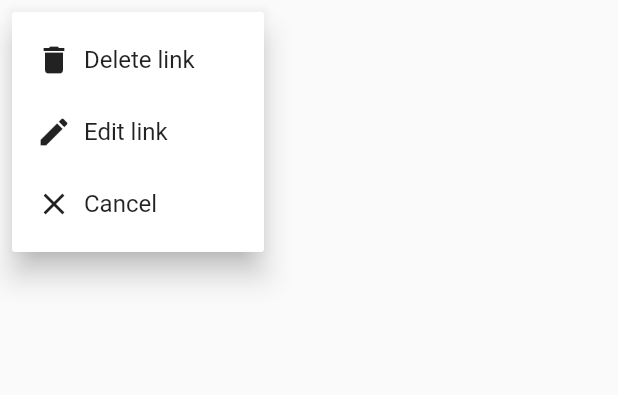
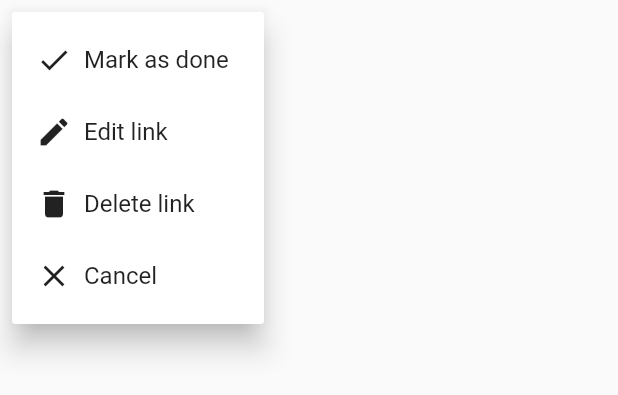
Before and after one commit to valentinavolgina2/links_app, a Flutter app: the LinkPopupMenu widget shown alone on an empty page, opened directly with empty values, after a tap on the "more vert" icon, on a phone screen of 412 x 824 dp. Shown: the top 395 px of the screen. Run offline on Flutter 3.47's test engine with Material 2 defaults, Android fonts, the phone set to English and light mode, and no system bars; our stand-ins replace firebase_auth, firebase_core, firebase_database, google_sign_in, shared_preferences, string_validator; accounts and stored records are empty; network calls fail; statements that could not run were skipped.

Commit message:
Added complete to link model

```diff
--- a/lib/model/link.dart
+++ b/lib/model/link.dart
@@ -4,27 +4,32 @@ const String tableLink = 'link';
 const String columnId = 'id';
 const String columnURL = 'url';
 const String columnName = 'name';
+const String columnCompleted = 'completed';
 const String columnList = 'list_id';
 
 class Link {
   final String id;
   String url;
   String name;
+  bool completed;
   final String listId;
 
   Link(
       {this.id = '',
       required this.name,
       required this.url,
+      this.completed = false,
       required this.listId});
 
   Link.fromSnapshot({required DataSnapshot snapshot, required this.listId})
       : id = snapshot.key!,
         url = ((snapshot.value!) as Map<String, dynamic>)[columnURL]!,
-        name = ((snapshot.value!) as Map<String, dynamic>)[columnName]!;
+        name = ((snapshot.value!) as Map<String, dynamic>)[columnName]!,
+        completed = ((snapshot.value!) as Map<String, dynamic>)[columnCompleted]!;
 
   void updateFromSnapshot(DataSnapshot snapshot) {
     url = ((snapshot.value!) as Map<String, dynamic>)[columnURL]!;
     name = ((snapshot.value!) as Map<String, dynamic>)[columnName]!;
+    completed = ((snapshot.value!) as Map<String, dynamic>)[columnCompleted]!;
   }
 }
--- a/lib/widgets/link.dart
+++ b/lib/widgets/link.dart
@@ -26,7 +26,8 @@ class LinkContainer extends StatelessWidget {
       if (await canLaunchUrl(uri)) {
         await launchUrl(uri);
       } else {
-      SystemMessage.showError(context: context, message: 'Could not launch $url');
+        SystemMessage.showError(
+            context: context, message: 'Could not launch $url');
         debugPrint('Could not launch $url');
       }
     }
@@ -45,6 +46,8 @@ class LinkContainer extends StatelessWidget {
           ),
         ),
         child: ListTile(
+          leading: link.completed
+            ? const Icon(Icons.done) : null,
           title: Text(
             link.name,
             style: textStyle,
@@ -177,7 +180,8 @@ class LinkPopupMenu extends StatelessWidget {
                                             link: link,
                                             newName:
                                                 editLinkNameController.text,
-                                            newUrl: editLinkUrlController.text);
+                                            newUrl: editLinkUrlController.text,
+                                            completed: link.completed);
                                         Navigator.of(context).pop();
 
                                         SystemMessage.showSuccess(
@@ -206,9 +210,9 @@ class LinkPopupMenu extends StatelessWidget {
           value: 1,
           child: Row(
             children: [
-              const Icon(Icons.delete),
+              const Icon(Icons.done),
               SizedBox(width: AppSizes.small),
-              const Text("Delete link")
+              link.completed ? const Text("Mark as not done") : const Text("Mark as done")
             ],
           ),
         ),
@@ -226,6 +230,16 @@ class LinkPopupMenu extends StatelessWidget {
           value: 3,
           child: Row(
             children: [
+              const Icon(Icons.delete),
+              SizedBox(width: AppSizes.small),
+              const Text("Delete link")
+            ],
+          ),
+        ),
+        PopupMenuItem(
+          value: 4,
+          child: Row(
+            children: [
               const Icon(Icons.close),
               SizedBox(width: AppSizes.small),
               const Text("Cancel")
@@ -235,9 +249,11 @@ class LinkPopupMenu extends StatelessWidget {
       ],
       onSelected: (value) async {
         if (value == 1) {
-          _deleteLink(context);
+          LinkProvider.complete(link: link, completed: !link.completed);
         } else if (value == 2) {
           _editLink(context);
+        } else if (value == 3) {
+          _deleteLink(context);
         }
       },
     );
```
Also changed, not shown: lib/connection/database.dart (+10 -7 lines), lib/providers/link.dart (+8 -3 lines). Lines whose indentation alone changed are shown as unchanged.
